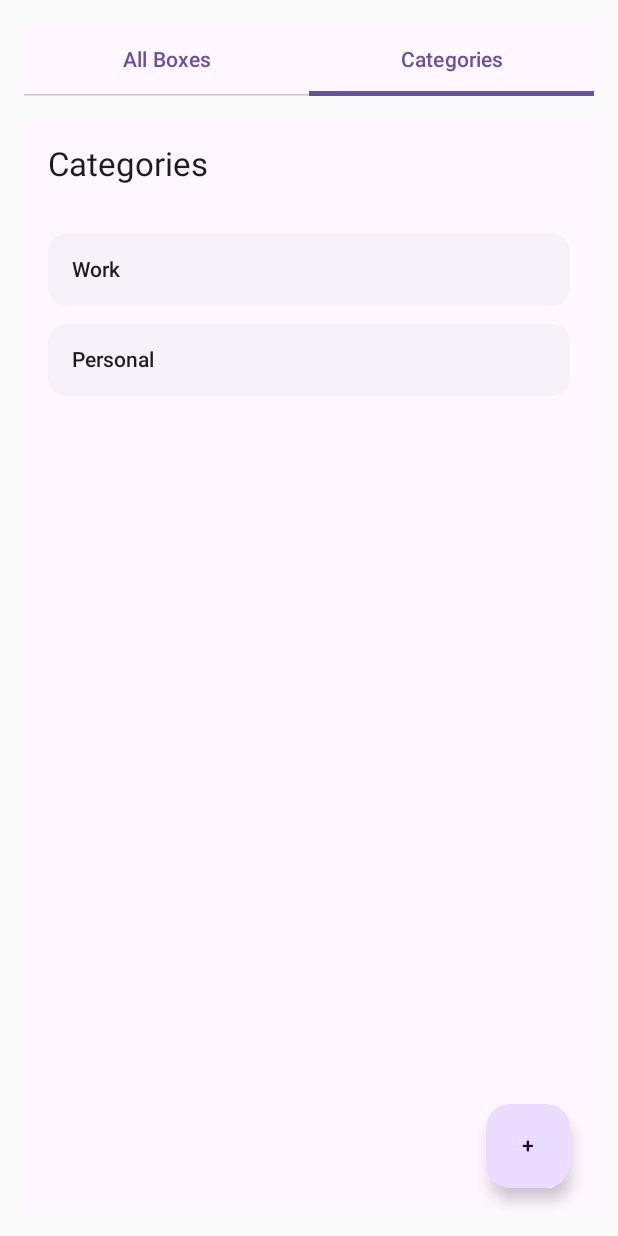
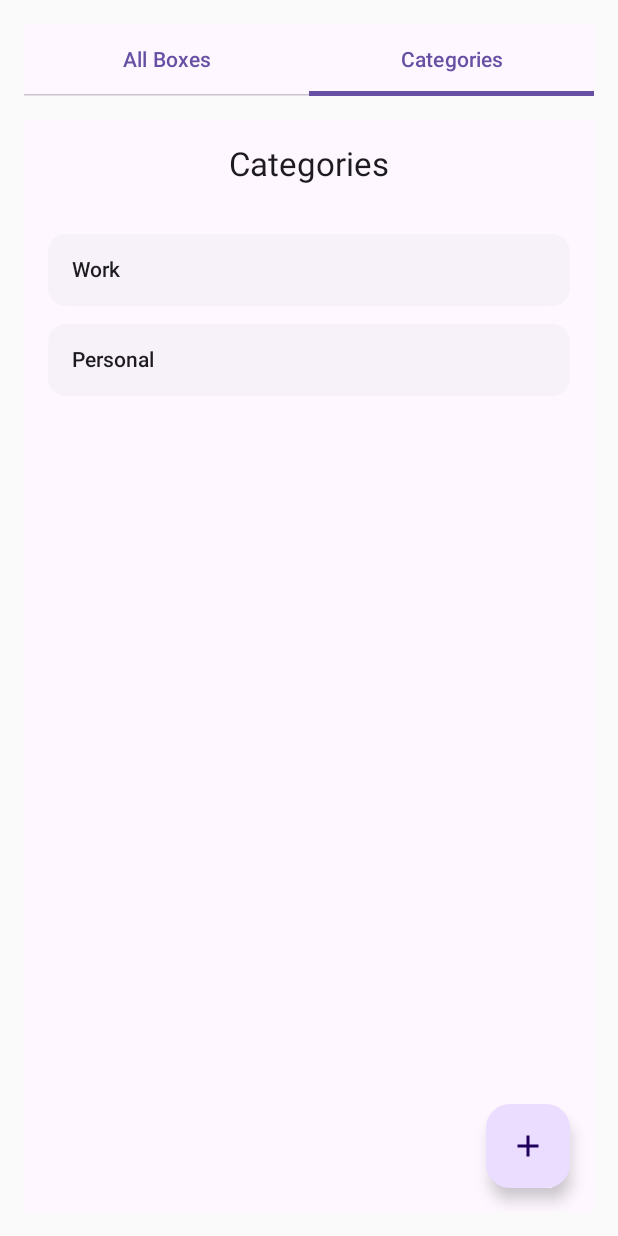
Before and after one commit to danish-a-05/Boxtrakr, an Android app built with Jetpack Compose: the screen it shows after launch (MainActivity), tab 2 chosen, on a phone screen of 412 x 824 dp. Run offline under Robolectric (Android 15) with nearby library versions, the phone set to English and light mode, and no system bars; our stand-ins replace Room's generated code.

Commit message:
UI Tweaks

```diff
--- a/app/src/main/java/com/example/boxtrakr/screen/AllBoxesScreen.kt
+++ b/app/src/main/java/com/example/boxtrakr/screen/AllBoxesScreen.kt
@@ -6,6 +6,7 @@ import androidx.compose.foundation.lazy.LazyColumn
 import androidx.compose.foundation.lazy.items
 import androidx.compose.material3.*
 import androidx.compose.runtime.*
+import androidx.compose.ui.Alignment
 import androidx.compose.ui.Modifier
 import androidx.compose.ui.text.font.FontWeight
 import androidx.compose.ui.unit.dp
@@ -21,7 +22,10 @@ fun AllBoxesScreen(
 
     Scaffold(
         topBar = {
-            Column(Modifier.padding(16.dp)) {
+            Column(
+                modifier = Modifier.padding(16.dp),
+                horizontalAlignment = Alignment.CenterHorizontally
+                ) {
                 Text("All Boxes", style = MaterialTheme.typography.titleLarge)
                 Spacer(Modifier.height(8.dp))
 
--- a/app/src/main/java/com/example/boxtrakr/screen/CategoriesScreen.kt
+++ b/app/src/main/java/com/example/boxtrakr/screen/CategoriesScreen.kt
@@ -2,8 +2,11 @@ package com.example.boxtrakr.screen
 
 import androidx.compose.foundation.clickable
 import androidx.compose.foundation.layout.*
+import androidx.compose.material.icons.Icons
+import androidx.compose.material.icons.filled.Add
 import androidx.compose.material3.*
 import androidx.compose.runtime.*
+import androidx.compose.ui.Alignment
 import androidx.compose.ui.Modifier
 import androidx.compose.ui.text.font.FontWeight
 import androidx.compose.ui.unit.dp
@@ -16,7 +19,7 @@ fun CategoriesScreen(
     allBoxes: MutableList<Box>,
     onBoxClick: (Box) -> Unit,
     onAddCategory: (String) -> Unit,
-    // onAddBox now accepts categoryName and domain Box (keeps same app-level behaviour)
+    // onAddBox now accepts categoryName and domain Box
     onAddBox: (String, Box) -> Unit,
     onAddBoxContent: (String, String, Int) -> Unit
 ) {
@@ -27,11 +30,17 @@ fun CategoriesScreen(
 
     Scaffold(
         topBar = {
-            Text(
-                "Categories",
-                modifier = Modifier.padding(16.dp),
-                style = MaterialTheme.typography.titleLarge
-            )
+            Box(
+                modifier = Modifier
+                    .fillMaxWidth()
+                    .padding(16.dp),
+                contentAlignment = Alignment.Center
+            ) {
+                Text(
+                    "Categories",
+                    style = MaterialTheme.typography.titleLarge
+                )
+            }
         },
         floatingActionButton = {
             FloatingActionButton(
@@ -39,7 +48,7 @@ fun CategoriesScreen(
                     if (selectedCategory == null) showAddCatDialog = true
                     else showAddBoxDialog = true
                 }
-            ) { Text("+") }
+            ) { Icon(Icons.Default.Add, contentDescription = "Add") }
         }
     ) { inner ->
         Box(Modifier.padding(inner).padding(16.dp)) {
```
Also changed, not shown: app/src/main/java/com/example/boxtrakr/screen/AddBoxDialog.kt (+45 -37 lines), 1 other file.
